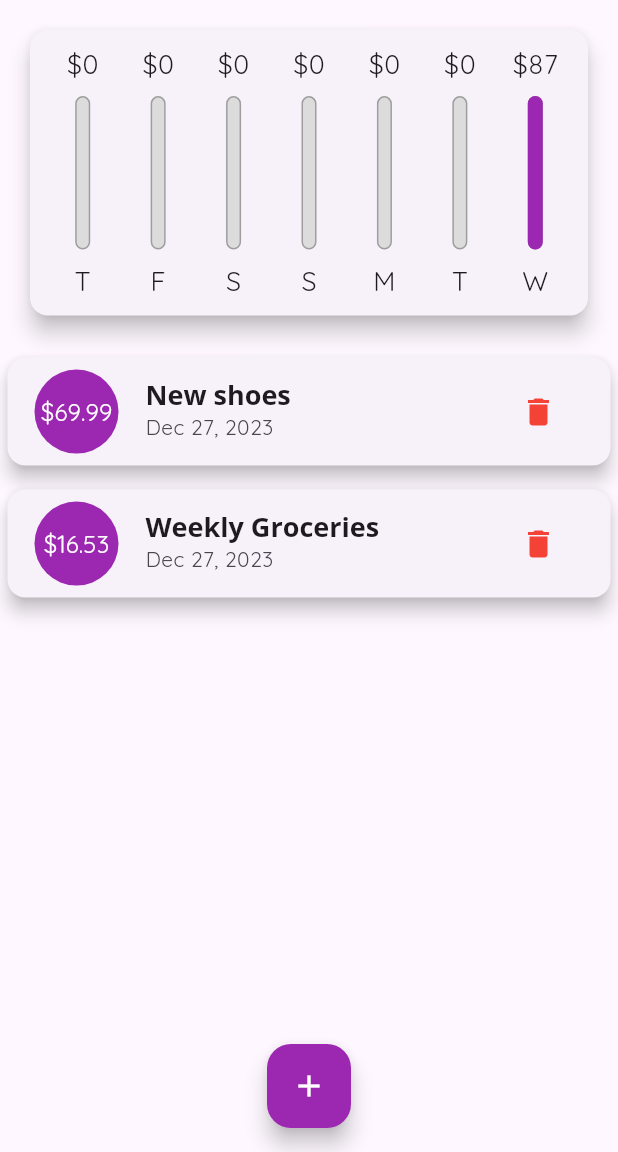
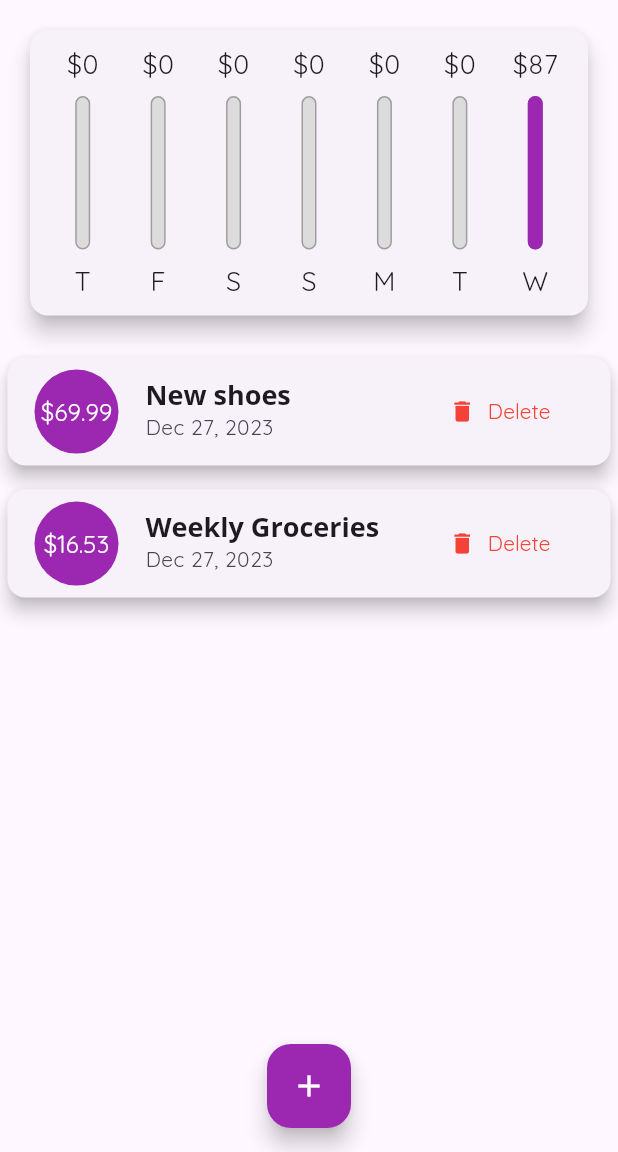
Before and after one commit to TommyyFeltre/expense_planner, a Flutter app: the screen it shows after launch, on a phone screen of 412 x 824 dp, the part 84-1236 px from its top. Run offline on Flutter 3.47's test engine with Material 3 defaults, Android fonts, the phone set to English and light mode, and no system bars.

Commit message:
refactoring code

```diff
--- a/lib/main.dart
+++ b/lib/main.dart
@@ -101,7 +101,9 @@ class _MyHomePageState extends State<MyHomePage> {
 
   @override
   Widget build(BuildContext context) {
-    final isLandscape = MediaQuery.of(context).orientation == Orientation.landscape;
+    final mediaQuery = MediaQuery.of(context);
+    final isLandscape =
+        mediaQuery.orientation == Orientation.landscape;
     final appBar = AppBar(
       title: const Text('Personal Expenses'),
       backgroundColor: Theme.of(context).primaryColor,
@@ -115,12 +117,11 @@ class _MyHomePageState extends State<MyHomePage> {
       ],
     );
     final transactionListWidget = SizedBox(
-                    height: (MediaQuery.of(context).size.height -
+        height: (mediaQuery.size.height -
                 appBar.preferredSize.height -
-                            MediaQuery.of(context).padding.top) *
+                mediaQuery.padding.top) *
             0.7,
-                    child:
-                        TransactionList(_userTransactions, _deleteTransaction));
+        child: TransactionList(_userTransactions, _deleteTransaction));
 
     return Scaffold(
       appBar: appBar,
@@ -129,7 +130,8 @@ class _MyHomePageState extends State<MyHomePage> {
           mainAxisAlignment: MainAxisAlignment.start,
           crossAxisAlignment: CrossAxisAlignment.center,
           children: [
-            if(isLandscape) Row(
+            if (isLandscape)
+              Row(
                 mainAxisAlignment: MainAxisAlignment.center,
                 children: [
                   const Text('Show Chart'),
@@ -143,18 +145,20 @@ class _MyHomePageState extends State<MyHomePage> {
                       }),
                 ],
               ),
-            if(!isLandscape) SizedBox(
-                    height: (MediaQuery.of(context).size.height -
+            if (!isLandscape)
+              SizedBox(
+                  height: (mediaQuery.size.height -
                           appBar.preferredSize.height -
-                            MediaQuery.of(context).padding.top) *
+                          mediaQuery.padding.top) *
                       0.3,
                   child: Chart(_recentTransaction)),
-            if(!isLandscape) transactionListWidget,
-            if(isLandscape) _showChart
+            if (!isLandscape) transactionListWidget,
+            if (isLandscape)
+              _showChart
                   ? SizedBox(
-                    height: (MediaQuery.of(context).size.height -
+                      height: (mediaQuery.size.height -
                               appBar.preferredSize.height -
-                            MediaQuery.of(context).padding.top) *
+                              mediaQuery.padding.top) *
                           0.7,
                       child: Chart(_recentTransaction))
                   : transactionListWidget
--- a/lib/widgets/new_transactions.dart
+++ b/lib/widgets/new_transactions.dart
@@ -43,9 +43,15 @@ class _NewTransactionState extends State<NewTransaction> {
 
   @override
   Widget build(BuildContext context) {
-    return Card(
+    final mediaQuery = MediaQuery.of(context);
+    return SingleChildScrollView(
+      child: Card(
         child: Container(
-        padding: const EdgeInsets.all(10),
+          padding: EdgeInsets.only(
+              top: 10,
+              left: 10,
+              right: 10,
+              bottom: mediaQuery.viewInsets.bottom + 10),
           child: Column(
             crossAxisAlignment: CrossAxisAlignment.end,
             children: [
@@ -91,6 +97,7 @@ class _NewTransactionState extends State<NewTransaction> {
             ],
           ),
         ),
+      ),
     );
   }
 }
--- a/lib/widgets/transaction_list.dart
+++ b/lib/widgets/transaction_list.dart
@@ -8,6 +8,7 @@ class TransactionList extends StatelessWidget {
   final List<Transaction> transactions;
   @override
   Widget build(BuildContext context) {
+    final mediaQuery = MediaQuery.of(context);
     return transactions.isEmpty
         ? LayoutBuilder(builder: (context, constraints) {
             return Column(
@@ -49,10 +50,17 @@ class TransactionList extends StatelessWidget {
                   ),
                   subtitle:
                       Text(DateFormat.yMMMd().format(transactions[index].date)),
-                  trailing: IconButton(
-                    icon: const Icon(Icons.delete),
-                    color: Colors.red,
-                    onPressed: () => deleteTransaction(transactions[index].id),
+                  trailing: mediaQuery.size.width > 360
+                  ? TextButton.icon(
+                      style: TextButton.styleFrom(foregroundColor: Colors.red),
+                      onPressed: () => deleteTransaction(transactions[index].id),
+                      icon: const Icon(Icons.delete),
+                      label: const Text('Delete')
+                    )
+                  : IconButton(
+                      icon: const Icon(Icons.delete),
+                      color: Colors.red,
+                      onPressed: () => deleteTransaction(transactions[index].id),
                   ),
                 ),
               );
```
Lines whose indentation alone changed are shown as unchanged.
